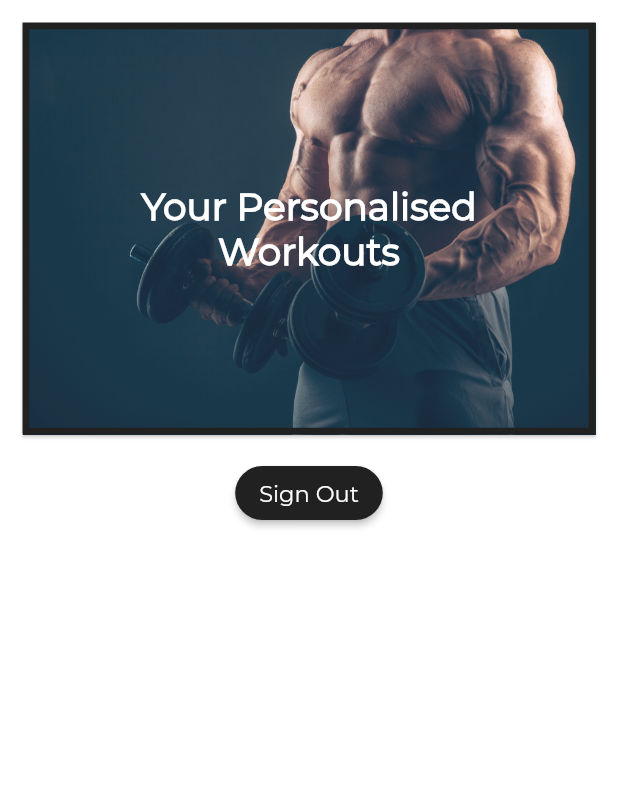
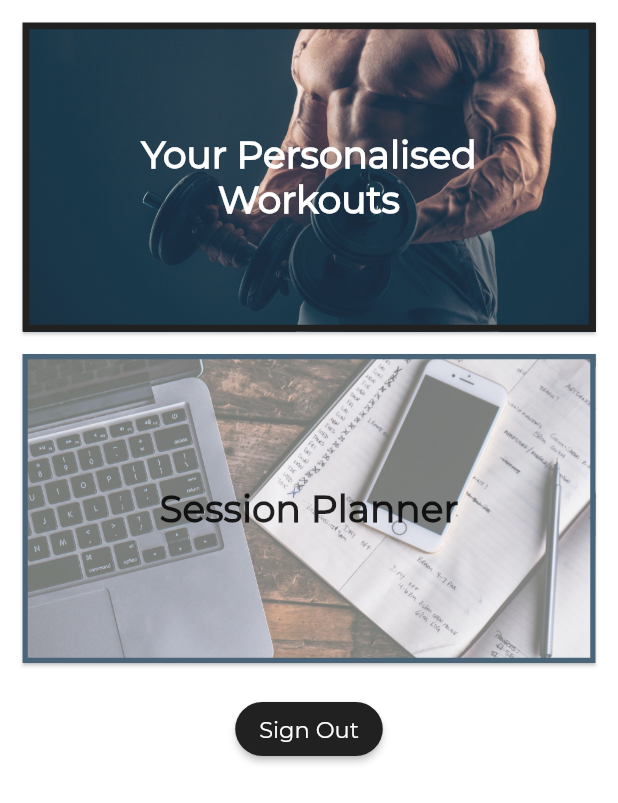
Before and after one commit to sushbalajee/GymFlutter, a Flutter app: the RootPage screen opened directly, on a phone screen of 412 x 824 dp. Shown: the top 803 px of the screen. Run offline on Flutter 3.47's test engine with Material 2 defaults, Android fonts, the phone set to English and light mode, and no system bars; our stand-ins replace connectivity, datetime_picker_formfield, firebase_auth, firebase_database, firebase_storage, shared_preferences; missing offline and left inert: autocomplete_textfield; accounts and stored records are empty; network calls fail.

```diff
--- a/gym_app/lib/root.dart
+++ b/gym_app/lib/root.dart
@@ -11,6 +11,7 @@ import 'dart:convert';
 import 'color_loader_3.dart';
 import 'package:flutter/services.dart';
 import 'ptDiary.dart';
+import 'upcomingSessions.dart';
 
 class RootPage extends StatefulWidget {
   RootPage({this.auth});
@@ -113,7 +114,6 @@ class RootPageState extends State<RootPage> {
   void updateRelationship() async {
     SharedPreferences relations = await SharedPreferences.getInstance();
     relationship = relations.getString('relationship');
-
   }
 
   Future updateUserID() async {
@@ -224,10 +224,9 @@ class RootPageState extends State<RootPage> {
                   }),
             )),
         Container(
-          width: screenWidth -30,
+          width: screenWidth - 30,
           height: 40.0,
           color: Color(0xFF4A657A),
-
           child: new FlatButton(
             child: new Text("Sign Out",
                 style: TextStyle(
@@ -236,11 +235,10 @@ class RootPageState extends State<RootPage> {
                     fontWeight: FontWeight.w700,
                     color: Colors.white)),
             onPressed: signedOut,
-
           ),
         ),
         Container(
-          padding: EdgeInsets.only(left: 20.0, right: 20.0, top:20.0),
+          padding: EdgeInsets.only(left: 20.0, right: 20.0, top: 20.0),
           child: Text(
             "Send your unique Trainer ID to your clients to enter on registration:",
             textAlign: TextAlign.left,
@@ -278,7 +276,7 @@ class RootPageState extends State<RootPage> {
             shape: Border.all(
                 color: Colors.grey[900], width: 4.5, style: BorderStyle.solid),
             child: new Container(
-              height: screenHeight / 3,
+              height: screenHeight / 4,
               decoration: new BoxDecoration(
                 image: new DecorationImage(
                   image: new AssetImage("assets/4.jpg"),
@@ -307,6 +305,39 @@ class RootPageState extends State<RootPage> {
                 },
               ),
             )),
+        Card(
+            margin: EdgeInsets.only(left: 15.0, right: 15.0, bottom: 20.0),
+            shape: Border.all(
+                color: Color(0xFF4A657A), width: 3.5, style: BorderStyle.solid),
+            child: new Container(
+              height: screenHeight / 4,
+              decoration: new BoxDecoration(
+                image: new DecorationImage(
+                  image: new AssetImage("assets/journal1.jpeg"),
+                  fit: BoxFit.cover,
+                  colorFilter: new ColorFilter.mode(
+                      Colors.black.withOpacity(0.65), BlendMode.dstATop),
+                ),
+              ),
+              width: screenWidth,
+              child: FlatButton(
+                  child: new Text("Session Planner",
+                      textAlign: TextAlign.center,
+                      style: new TextStyle(
+                          fontSize: 25.0,
+                          fontFamily: "Montserrat",
+                          //color: Colors.white,
+                          fontWeight: FontWeight.w700)),
+                  onPressed: () {
+                    Navigator.push(
+                        context,
+                        MaterialPageRoute(
+                            builder: (context) => ClientSessionsClientSide(
+                                  userUid: uid,
+                                  value: relationship,
+                                )));
+                  }),
+            )),
         RaisedButton(
             color: Colors.grey[900],
             child: new Text(
```
Also changed, not shown: gym_app/lib/ptDiary.dart (+13 -18 lines), gym_app/lib/upcomingClientSessions.dart (+10 -13 lines), gym_app/lib/upcomingSessions.dart (added, +144 -0 lines).
